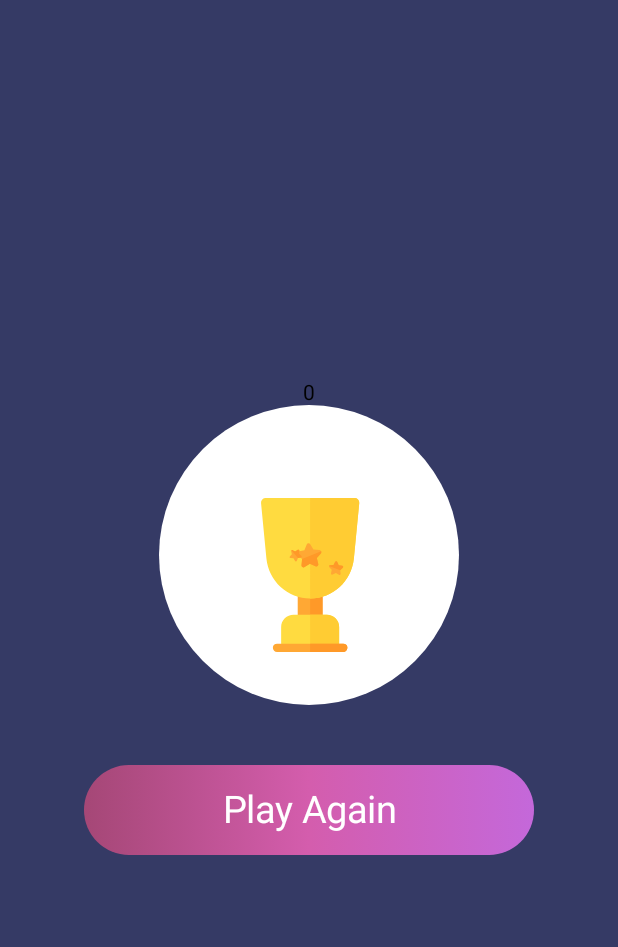
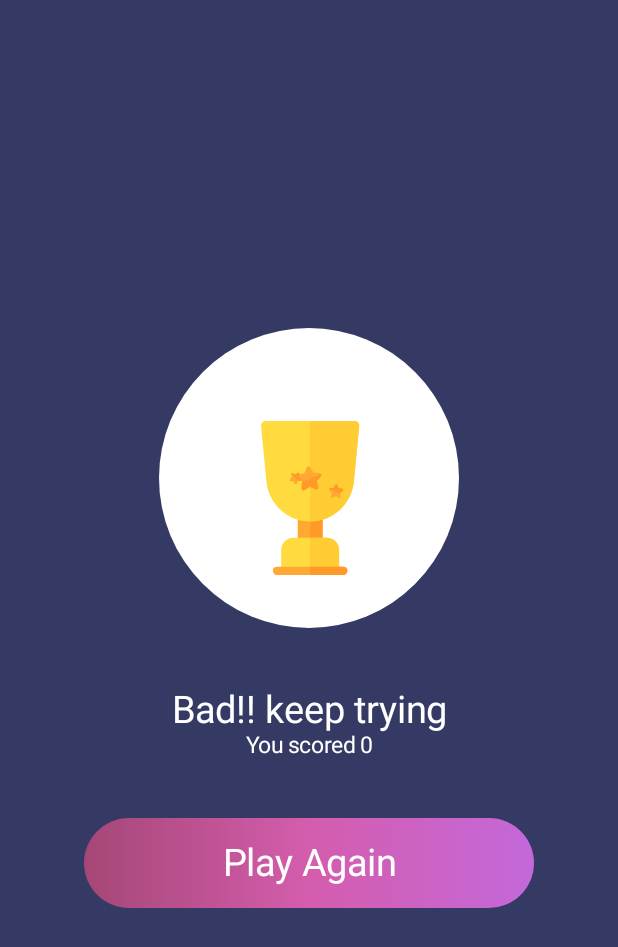
Before and after one commit to gradeup/squadgames, an Android app built with Jetpack Compose: the ResultScreen screen opened directly, with no data from a screen before it, on a phone screen of 412 x 824 dp. Shown: the top 947 px of the screen. Run offline under Robolectric (Android 15) with nearby library versions, the phone set to English and light mode, and no system bars.

Commit message:
result score added

```diff
--- a/app/src/main/java/com/example/myapplication/ResultScreen.kt
+++ b/app/src/main/java/com/example/myapplication/ResultScreen.kt
@@ -42,13 +42,38 @@ class ResultScreen : ComponentActivity() {
                         .fillMaxSize()
                         .background(Color(0xFF353a65)),
                 ) {
-                    Text("$score")
                     Box(modifier = Modifier
                         .background(Color.White, shape = CircleShape)
                         .height(200.dp)
                         .width(200.dp)
                     ){
                         Loader("lottie/trophy.json")
+                    }
+                    Spacer(modifier = Modifier.height(40.dp))
+                    if(score==50)
+                    {
+                        Text("Congrats!! You won",
+                            color = Color.White,
+                            fontSize = 20.sp)
+                        Text("You scored $score",
+                            color = Color.White,
+                            fontSize = 15.sp)
+                    }
+                    else if(score>20){
+                        Text("Good!! keep trying",
+                            color = Color.White,
+                            fontSize = 25.sp)
+                        Text("You scored $score",
+                            color = Color.White,
+                            fontSize = 15.sp)
+                    }
+                    else{
+                        Text("Bad!! keep trying",
+                            color = Color.White,
+                            fontSize = 25.sp)
+                        Text("You scored $score",
+                            color = Color.White,
+                            fontSize = 15.sp)
                     }
                     Spacer(modifier = Modifier.height(40.dp))
                     Box(modifier = Modifier
```
